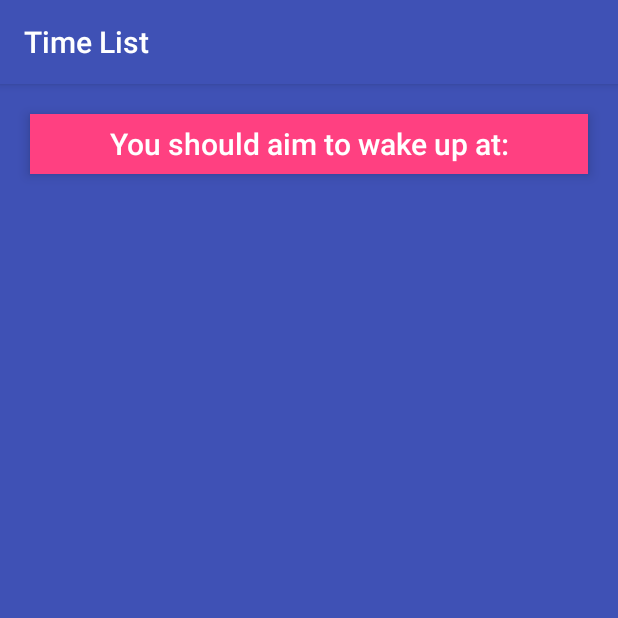
After one commit to phuston/SleepMe, an Android app: the TimeListActivity screen opened directly, with no data from a screen before it, on a phone screen of 412 x 824 dp, the top half of it. The commit adds this screen. Run offline under Robolectric (Android 15) with nearby library versions, the phone set to English and light mode, and no system bars.

Commit message:
Adds infrastructure to display times.

```diff
--- a/app/src/main/AndroidManifest.xml
+++ b/app/src/main/AndroidManifest.xml
@@ -16,6 +16,10 @@
                 <category android:name="android.intent.category.LAUNCHER" />
             </intent-filter>
         </activity>
+        <activity
+            android:name=".TimeListActivity"
+            android:label="@string/title_activity_time_list" >
+        </activity>
     </application>
 
 </manifest>
--- /dev/null
+++ b/app/src/main/java/com/phuston/android/sleepme/TimeListActivity.java
@@ -0,0 +1,14 @@
+package com.phuston.android.sleepme;
+
+import android.app.Fragment;
+
+/**
+ * Created by phuston on 1/30/15.
+ */
+public class TimeListActivity extends SingleFragmentActivity {
+
+    @Override
+    protected Fragment createFragment() {
+        return new TimeListFragment();
+    }
+}
--- /dev/null
+++ b/app/src/main/java/com/phuston/android/sleepme/TimeListFragment.java
@@ -0,0 +1,28 @@
+package com.phuston.android.sleepme;
+
+
+import android.app.Fragment;
+import android.os.Bundle;
+import android.view.LayoutInflater;
+import android.view.View;
+import android.view.ViewGroup;
+
+/**
+ * Created by phuston on 3/9/15.
+ */
+public class TimeListFragment extends Fragment {
+    public static final String EXTRA_SLEEP_TYPE = "com.phuston.android.sleepme.sleep_type";
+
+    @Override
+    public void onCreate(Bundle savedInstanceState) {
+        super.onCreate(savedInstanceState);
+        getActivity().setTitle(R.string.time_list_title);
+    }
+
+    @Override
+    public View onCreateView(LayoutInflater inflater, ViewGroup parent, Bundle savedInstanceState) {
+        View v = inflater.inflate(R.layout.fragment_time_list, parent, false);
+
+        return v;
+    }
+}
--- /dev/null
+++ b/app/src/main/res/layout/fragment_time_list.xml
@@ -0,0 +1,29 @@
+<LinearLayout xmlns:android="http://schemas.android.com/apk/res/android"
+              xmlns:tools="http://schemas.android.com/tools"
+              android:orientation="vertical"
+              android:layout_width="match_parent"
+              android:layout_height="match_parent"
+              tools:context="com.phuston.android.sleepme.SleepOptionsFragment"
+              android:background="@color/primary">
+
+
+    <LinearLayout
+        android:orientation="vertical"
+        android:layout_width="match_parent"
+        android:layout_height="wrap_content">
+
+
+        <TextView
+            android:layout_width="match_parent"
+            android:layout_height="40dp"
+            android:text="@string/time_list_header"
+            android:textColor="@color/abc_primary_text_material_dark"
+            android:background="@color/accent"
+            style="@style/Base.TextAppearance.AppCompat.Title"
+            android:layout_margin="@dimen/abc_text_size_title_material"
+            android:gravity="center_vertical|center_horizontal"
+            android:elevation="5dp"/>
+
+    </LinearLayout>
+
+</LinearLayout>
--- a/app/src/main/res/values/strings.xml
+++ b/app/src/main/res/values/strings.xml
@@ -2,9 +2,14 @@
     <string name="app_name">SleepMe</string>
     <string name="action_settings">Settings</string>
 
-    <string name="options_title">YO here are your options.</string>
-    <string name="options_header">Choose your option.</string>
+    <string name="options_title">Here are your options.</string>
+    <string name="options_header">Select the applicable option.</string>
     <string name="sleep_now">I want to sleep now.</string>
     <string name="know_bedtime">I know my bedtime.</string>
     <string name="know_waketime">I know my wakeup time.</string>
+    <string name="title_activity_time_list">Time List</string>
+    <string name="time_list_title">Time List</string>
+    <string name="time_list_header">You should aim to wake up at:</string>
+
+    <string name="hello_world">Hello world!</string>
 </resources>
```
Also changed, not shown: app/src/main/java/com/phuston/android/sleepme/SleepOptionsFragment.java (+39 -3 lines), app/src/main/res/layout/fragment_sleep_options.xml (+6 -3 lines), app/src/main/res/menu/menu_time_list.xml (added, +9 -0 lines).
